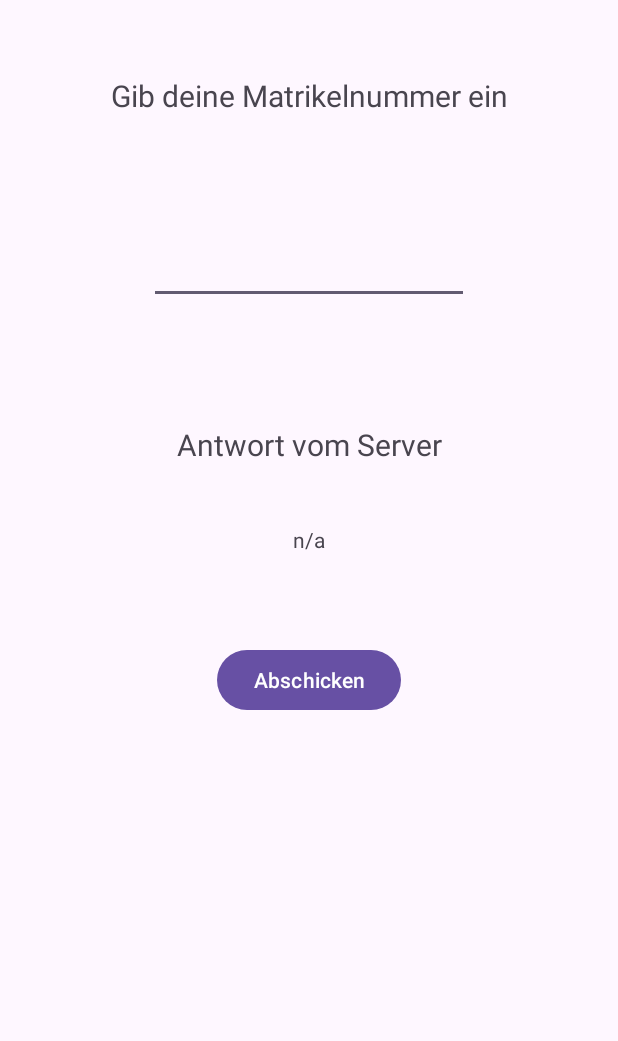
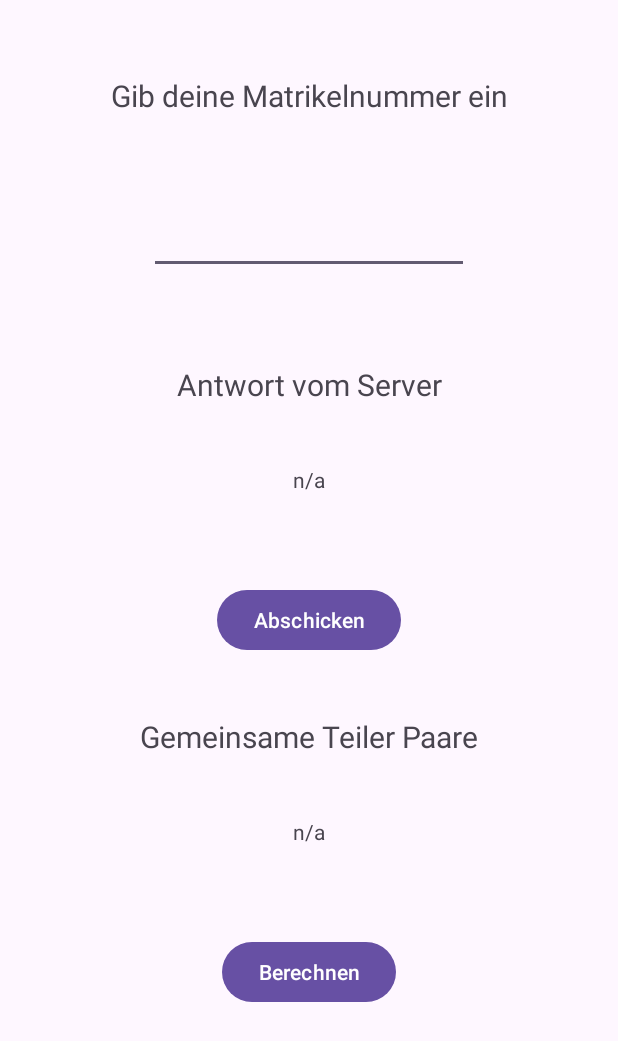
Before and after one commit to yikesboy/SE2_EinzelBeispiel, an Android app: the screen it shows after launch (MainActivity), on a phone screen of 412 x 824 dp. Shown: the top 1041 px of the screen. Run offline under Robolectric (Android 15) with nearby library versions, the phone set to English and light mode, and no system bars.

Commit message:
Created UI and implemented functionality for 2.2

```diff
--- a/app/src/main/res/layout/activity_main.xml
+++ b/app/src/main/res/layout/activity_main.xml
@@ -22,7 +22,7 @@
         android:id="@+id/mNr"
         android:layout_width="wrap_content"
         android:layout_height="wrap_content"
-        android:layout_marginTop="80dp"
+        android:layout_marginTop="60dp"
         android:ems="10"
         android:inputType="number"
         android:textAlignment="center"
@@ -34,7 +34,7 @@
         android:id="@+id/textView2"
         android:layout_width="wrap_content"
         android:layout_height="wrap_content"
-        android:layout_marginTop="80dp"
+        android:layout_marginTop="60dp"
         android:text="Antwort vom Server"
         android:textSize="20sp"
         app:layout_constraintEnd_toEndOf="parent"
@@ -62,4 +62,35 @@
         app:layout_constraintEnd_toEndOf="parent"
         app:layout_constraintStart_toStartOf="parent"
         app:layout_constraintTop_toBottomOf="@+id/textView2" />
+
+    <TextView
+        android:id="@+id/textView3"
+        android:layout_width="wrap_content"
+        android:layout_height="wrap_content"
+        android:layout_marginTop="40dp"
+        android:text="Gemeinsame Teiler Paare"
+        android:textSize="20dp"
+        app:layout_constraintEnd_toEndOf="parent"
+        app:layout_constraintStart_toStartOf="parent"
+        app:layout_constraintTop_toBottomOf="@+id/send_button" />
+
+    <TextView
+        android:id="@+id/calculation_response"
+        android:layout_width="wrap_content"
+        android:layout_height="wrap_content"
+        android:layout_marginTop="40dp"
+        android:text="n/a"
+        app:layout_constraintEnd_toEndOf="parent"
+        app:layout_constraintStart_toStartOf="parent"
+        app:layout_constraintTop_toBottomOf="@+id/textView3" />
+
+    <Button
+        android:id="@+id/calculate_button"
+        android:layout_width="wrap_content"
+        android:layout_height="wrap_content"
+        android:layout_marginTop="60dp"
+        android:text="Berechnen"
+        app:layout_constraintEnd_toEndOf="parent"
+        app:layout_constraintStart_toStartOf="parent"
+        app:layout_constraintTop_toBottomOf="@+id/calculation_response" />
 </androidx.constraintlayout.widget.ConstraintLayout>
```
Also changed, not shown: app/src/main/java/com/example/se2_einzelbeispiel/MainActivity.java (+41 -1 lines).
